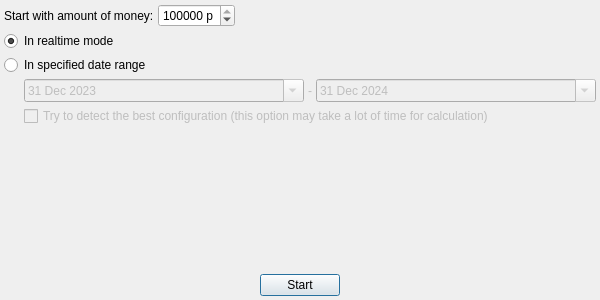
This is app/src/dialogs/startsimulationdialog/startsimulationdialog.ui in Gris87/TInvestor as Qt 5 draws it before an edit. The edited form follows.
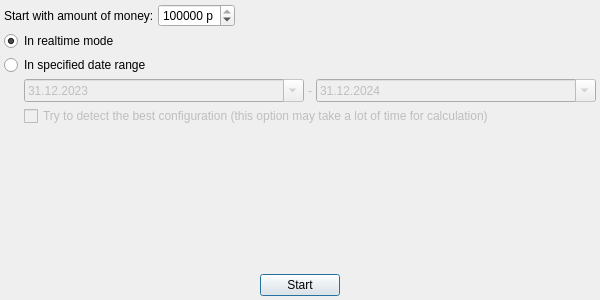
This is the edited form.

Diff of the .ui file:
```diff
--- a/app/src/dialogs/startsimulationdialog/startsimulationdialog.ui
+++ b/app/src/dialogs/startsimulationdialog/startsimulationdialog.ui
@@ -131,7 +131,7 @@
          <widget class="QDateEdit" name="fromDateEdit">
           <property name="dateTime">
            <datetime>
-            <hour>6</hour>
+            <hour>0</hour>
             <minute>0</minute>
             <second>0</second>
             <year>2023</year>
@@ -139,6 +139,9 @@
             <day>31</day>
            </datetime>
           </property>
+          <property name="displayFormat">
+           <string>dd.MM.yyyy</string>
+          </property>
           <property name="calendarPopup">
            <bool>true</bool>
           </property>
@@ -161,7 +164,7 @@
          <widget class="QDateEdit" name="toDateEdit">
           <property name="dateTime">
            <datetime>
-            <hour>6</hour>
+            <hour>0</hour>
             <minute>0</minute>
             <second>0</second>
             <year>2024</year>
@@ -169,6 +172,9 @@
             <day>31</day>
            </datetime>
           </property>
+          <property name="displayFormat">
+           <string>dd.MM.yyyy</string>
+          </property>
           <property name="calendarPopup">
            <bool>true</bool>
           </property>
```
